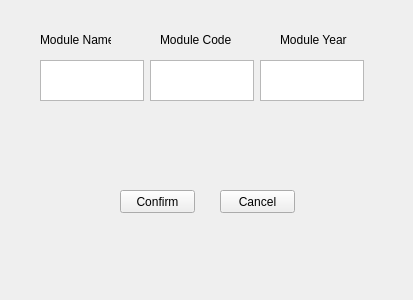
Old version of the form newModule.ui in the repository j37hr0/positionMarker.
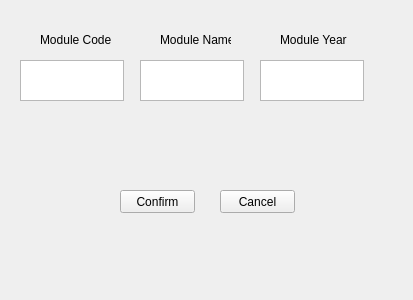
New version of the form.

Commit message: added full module name, fixed display issues

The edit to the form file:
```diff
--- a/newModule.ui
+++ b/newModule.ui
@@ -45,7 +45,7 @@
   <widget class="QPlainTextEdit" name="mod_name_input">
    <property name="geometry">
     <rect>
-     <x>40</x>
+     <x>140</x>
      <y>60</y>
      <width>104</width>
      <height>41</height>
@@ -61,7 +61,7 @@
   <widget class="QPlainTextEdit" name="mod_code_input">
    <property name="geometry">
     <rect>
-     <x>150</x>
+     <x>20</x>
      <y>60</y>
      <width>104</width>
      <height>41</height>
@@ -94,7 +94,7 @@
     </rect>
    </property>
    <property name="text">
-    <string>Module Name</string>
+    <string>Module Code</string>
    </property>
   </widget>
   <widget class="QLabel" name="label_2">
@@ -107,7 +107,7 @@
     </rect>
    </property>
    <property name="text">
-    <string>Module Code</string>
+    <string>Module Name</string>
    </property>
   </widget>
   <widget class="QLabel" name="label_3">
```
The commit also changes 4 other files.
